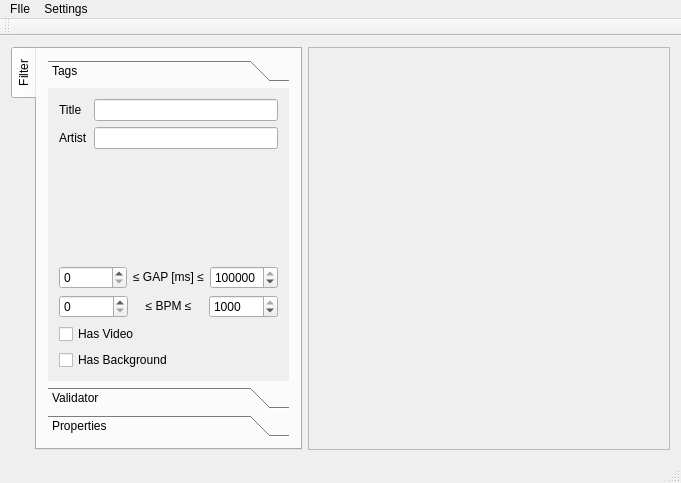
This is mainwindow.ui in mhaehnel/UltraEdit as Qt 5 draws it before an edit. The edited form follows.
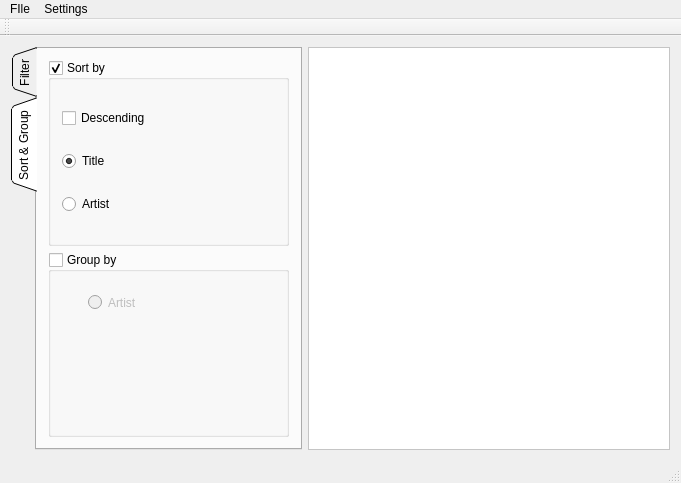
This is the edited form. Icons and pictures are not drawn.

Commit message: Before addition of group impl.

What changed in the file:
```diff
--- a/mainwindow.ui
+++ b/mainwindow.ui
@@ -16,12 +16,15 @@
   <widget class="QWidget" name="centralWidget">
    <layout class="QHBoxLayout" name="horizontalLayout_4" stretch="0,1">
     <item>
-     <widget class="QTabWidget" name="tabWidget">
+     <widget class="QTabWidget" name="sortTab">
       <property name="tabPosition">
        <enum>QTabWidget::West</enum>
       </property>
+      <property name="tabShape">
+       <enum>QTabWidget::Triangular</enum>
+      </property>
       <property name="currentIndex">
-       <number>0</number>
+       <number>1</number>
       </property>
       <widget class="QWidget" name="tab">
        <attribute name="title">
@@ -30,6 +33,12 @@
        <layout class="QVBoxLayout" name="verticalLayout">
         <item>
          <widget class="QToolBox" name="toolBox">
+          <property name="sizePolicy">
+           <sizepolicy hsizetype="MinimumExpanding" vsizetype="Preferred">
+            <horstretch>0</horstretch>
+            <verstretch>0</verstretch>
+           </sizepolicy>
+          </property>
           <property name="currentIndex">
            <number>0</number>
           </property>
@@ -42,6 +51,12 @@
              <height>326</height>
             </rect>
            </property>
+           <property name="sizePolicy">
+            <sizepolicy hsizetype="MinimumExpanding" vsizetype="MinimumExpanding">
+             <horstretch>0</horstretch>
+             <verstretch>0</verstretch>
+            </sizepolicy>
+           </property>
            <attribute name="label">
             <string>Tags</string>
            </attribute>
@@ -56,7 +71,14 @@
                </widget>
               </item>
               <item row="0" column="1">
-               <widget class="QLineEdit" name="titleFilter"/>
+               <widget class="QLineEdit" name="titleFilter">
+                <property name="sizePolicy">
+                 <sizepolicy hsizetype="MinimumExpanding" vsizetype="Fixed">
+                  <horstretch>0</horstretch>
+                  <verstretch>0</verstretch>
+                 </sizepolicy>
+                </property>
+               </widget>
               </item>
               <item row="1" column="0">
                <widget class="QLabel" name="label_2">
@@ -66,7 +88,14 @@
                </widget>
               </item>
               <item row="1" column="1">
-               <widget class="QLineEdit" name="artistFilter"/>
+               <widget class="QLineEdit" name="artistFilter">
+                <property name="sizePolicy">
+                 <sizepolicy hsizetype="MinimumExpanding" vsizetype="Expanding">
+                  <horstretch>0</horstretch>
+                  <verstretch>0</verstretch>
+                 </sizepolicy>
+                </property>
+               </widget>
               </item>
              </layout>
             </item>
@@ -153,8 +182,8 @@
             <rect>
              <x>0</x>
              <y>0</y>
-             <width>274</width>
-             <height>326</height>
+             <width>188</width>
+             <height>254</height>
             </rect>
            </property>
            <attribute name="label">
@@ -268,8 +297,8 @@
             <rect>
              <x>0</x>
              <y>0</y>
-             <width>274</width>
-             <height>326</height>
+             <width>270</width>
+             <height>32</height>
             </rect>
            </property>
            <attribute name="label">
@@ -310,10 +339,91 @@
         </item>
        </layout>
       </widget>
+      <widget class="QWidget" name="tab_2">
+       <attribute name="title">
+        <string>Sort &amp;&amp; Group</string>
+       </attribute>
+       <layout class="QVBoxLayout" name="verticalLayout_5">
+        <item>
+         <widget class="QGroupBox" name="sortList">
+          <property name="title">
+           <string>Sort by</string>
+          </property>
+          <property name="flat">
+           <bool>true</bool>
+          </property>
+          <property name="checkable">
+           <bool>true</bool>
+          </property>
+          <layout class="QVBoxLayout" name="verticalLayout_6">
+           <item>
+            <widget class="QCheckBox" name="reverseSort">
+             <property name="text">
+              <string>Descending</string>
+             </property>
+            </widget>
+           </item>
+           <item>
+            <widget class="QRadioButton" name="sortTitle">
+             <property name="text">
+              <string>Title</string>
+             </property>
+             <property name="checked">
+              <bool>true</bool>
+             </property>
+            </widget>
+           </item>
+           <item>
+            <widget class="QRadioButton" name="sortArtist">
+             <property name="text">
+              <string>Artist</string>
+             </property>
+             <property name="checked">
+              <bool>false</bool>
+             </property>
+            </widget>
+           </item>
+          </layout>
+         </widget>
+        </item>
+        <item>
+         <widget class="QGroupBox" name="groupList">
+          <property name="title">
+           <string>Group by</string>
+          </property>
+          <property name="flat">
+           <bool>true</bool>
+          </property>
+          <property name="checkable">
+           <bool>true</bool>
+          </property>
+          <property name="checked">
+           <bool>false</bool>
+          </property>
+          <widget class="QRadioButton" name="groupArtist">
+           <property name="geometry">
+            <rect>
+             <x>40</x>
+             <y>40</y>
+             <width>102</width>
+             <height>21</height>
+            </rect>
+           </property>
+           <property name="text">
+            <string>Artist</string>
+           </property>
+          </widget>
+         </widget>
+        </item>
+       </layout>
+      </widget>
      </widget>
     </item>
     <item>
      <widget class="QScrollArea" name="songScroller">
+      <property name="styleSheet">
+       <string notr="true">background-color: palette(light)</string>
+      </property>
       <property name="widgetResizable">
        <bool>true</bool>
       </property>
```
Left out of the diff: 145 changed lines with no effect on the pictures. The commit also changes 10 other files.
